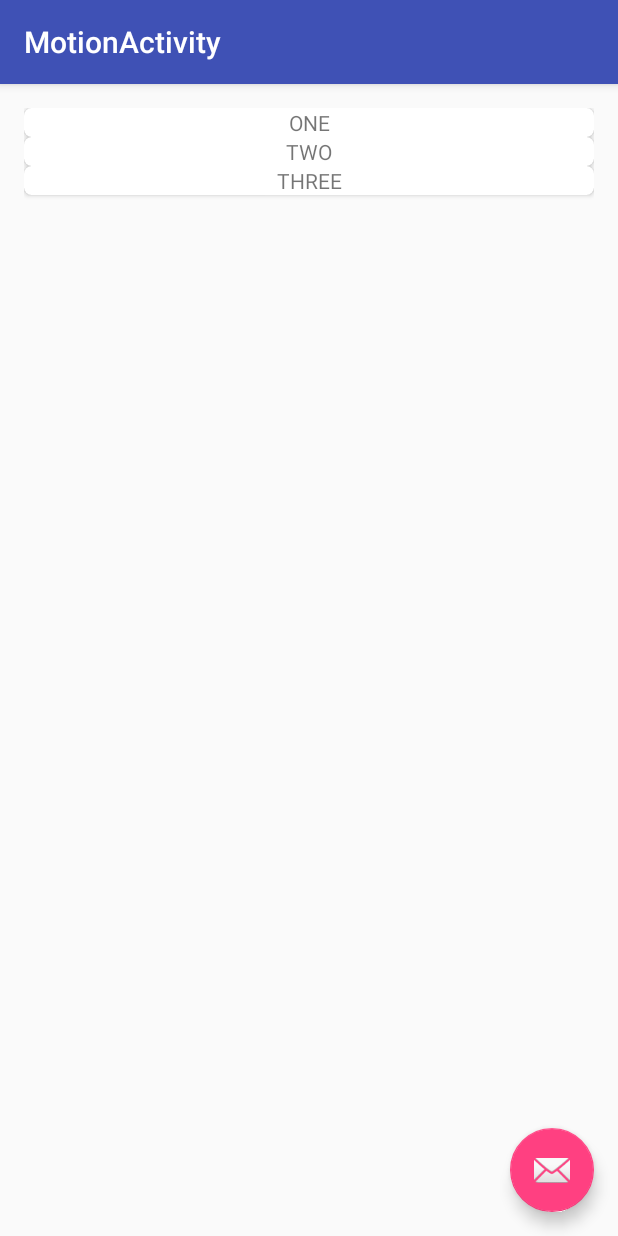
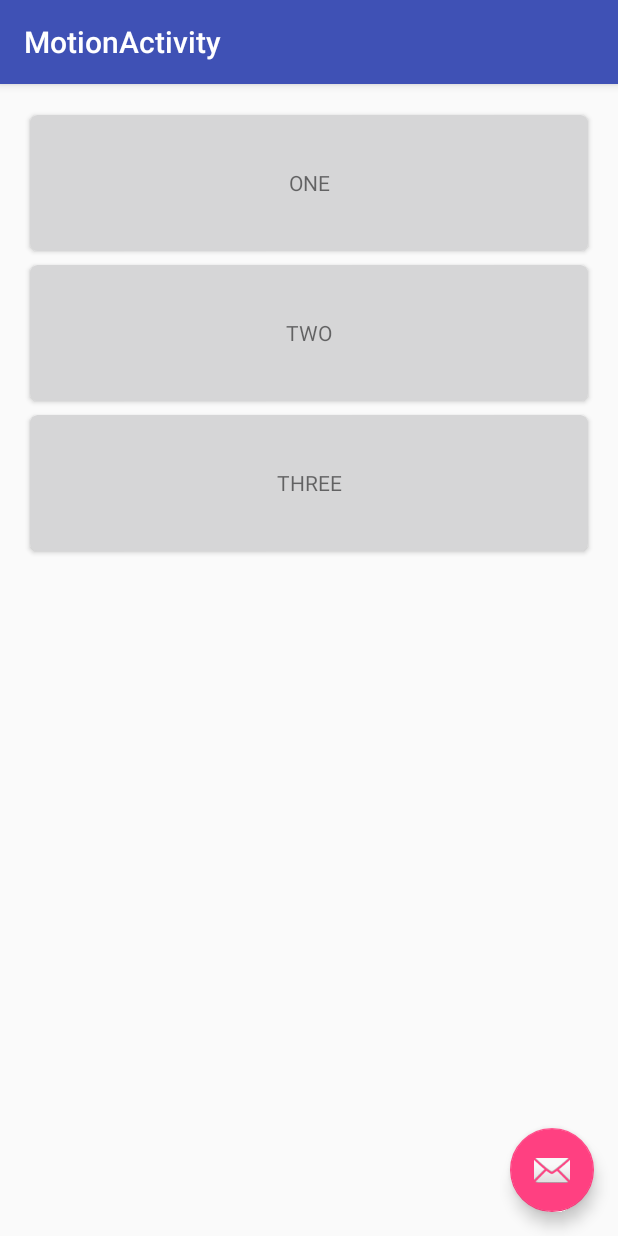
Before and after one commit to shaberd/MaterialOne, an Android app: the MotionActivityFragment screen opened directly, with no data from a screen before it, on a phone screen of 412 x 824 dp. Run offline under Robolectric (Android 15) with nearby library versions, the light colour scheme and no system bars; our stand-ins replace ButterKnife.

Commit message:
</LinearLayout Please enter the commit message for your changes. Lines starting

```diff
--- a/MaterialOne/mobile/src/main/res/layout/card_view_motion.xml
+++ b/MaterialOne/mobile/src/main/res/layout/card_view_motion.xml
@@ -1,17 +1,32 @@
 <?xml version="1.0" encoding="utf-8"?>
 <android.support.v7.widget.CardView xmlns:android="http://schemas.android.com/apk/res/android"
+    xmlns:app="http://schemas.android.com/apk/res-auto"
     xmlns:card_view="http://schemas.android.com/apk/res-auto"
     xmlns:tools="http://schemas.android.com/tools"
     android:layout_width="match_parent"
-    android:layout_height="wrap_content"
+    android:layout_height="100dp"
     android:layout_gravity="center"
+    android:background="?android:attr/selectableItemBackground"
+    android:clickable="true"
+    app:cardUseCompatPadding="true"
+    card_view:cardBackgroundColor="@color/wallet_highlighted_text_holo_light"
     card_view:cardCornerRadius="5dp">
 
-    <TextView
-        android:id="@+id/text_view_motion_card"
+    <LinearLayout
         android:layout_width="match_parent"
         android:layout_height="match_parent"
-        android:gravity="center"
-        tools:text="##text" />
+        android:layout_gravity="center"
+        android:background="?android:attr/selectableItemBackground"
+        android:clickable="true"
+        android:orientation="vertical">
+
+        <TextView
+            android:id="@+id/text_view_motion_card"
+            android:layout_width="match_parent"
+            android:layout_height="match_parent"
+            android:gravity="center"
+            tools:text="##text" />
+
+    </LinearLayout>
 
 </android.support.v7.widget.CardView>
```
